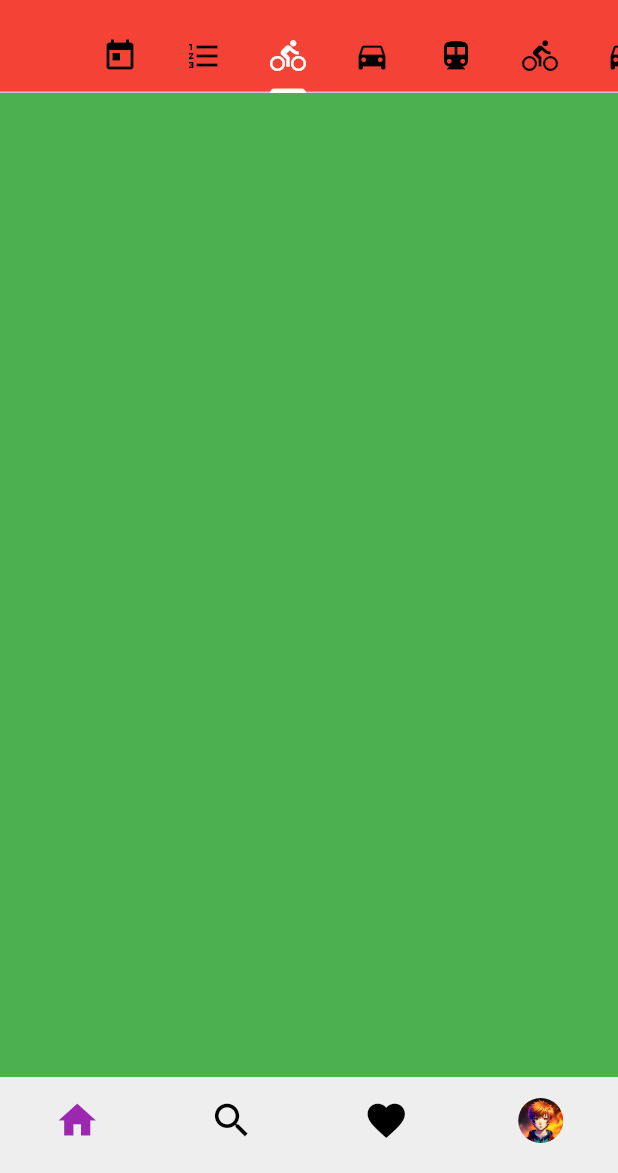
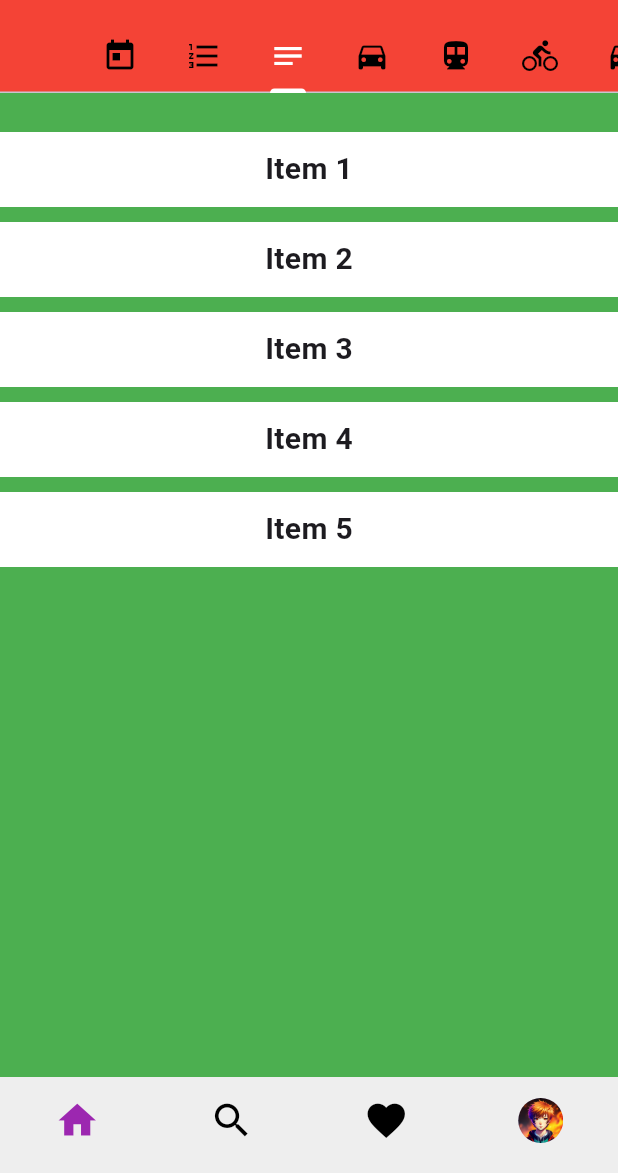
Before and after one commit to ManuViola77/hello_world_flutter, a Flutter app: the screen it shows after launch, tab 3 chosen, on a phone screen of 412 x 824 dp, the part 63-1236 px from its top. Run offline on Flutter 3.47's test engine with Material 3 defaults, Android fonts, the phone set to English and light mode, and no system bars.

Commit message:
feat: dismissible list

```diff
--- a/lib/main.dart
+++ b/lib/main.dart
@@ -207,7 +207,7 @@ class HomePage extends StatelessWidget {
                 tabs: const [
                   Tab(icon: Icon(Icons.today)),
                   Tab(icon: Icon(Icons.format_list_numbered)),
-                  Tab(icon: Icon(Icons.directions_bike)),
+                  Tab(icon: Icon(Icons.notes)),
                   Tab(icon: Icon(Icons.directions_car)),
                   Tab(icon: Icon(Icons.directions_transit)),
                   Tab(icon: Icon(Icons.directions_bike)),
@@ -224,7 +224,7 @@ class HomePage extends StatelessWidget {
                 children: [
                   CalendarPage(),
                   StepperPage(),
-                  Container(color: Colors.green),
+                  DismissibleList(),
                   Container(color: Colors.indigo),
                   Container(color: Colors.blue),
                   Container(color: Colors.green),
@@ -394,6 +394,103 @@ class _StepperPageState extends State<StepperPage> {
           onStepTapped: (step) => setState(() => _currentStep = step),
         ),
       ),
+    );
+  }
+}
+
+class DismissibleList extends StatefulWidget {
+  const DismissibleList({super.key});
+
+  @override
+  State<DismissibleList> createState() => _DismissibleListState();
+}
+
+class _DismissibleListState extends State<DismissibleList> {
+  final List<String> _items = ['Item 1', 'Item 2', 'Item 3', 'Item 4', 'Item 5'];
+
+  @override
+  Widget build(BuildContext context) {
+    return Container(
+      color: Colors.green,
+      child: ListView.builder(
+        itemCount: _items.length,
+        padding: const EdgeInsets.symmetric(vertical: 16),
+        itemBuilder: (context, index) {
+          return Dismissible(
+            onDismissed: (direction) {
+              setState(() {
+                _items.removeAt(index);
+              });
+            },
+            confirmDismiss: (direction) async {
+              if(direction == DismissDirection.startToEnd) {
+                return await showDialog<bool>(
+                  context: context,
+                  builder: (context) => AlertDialog(
+                    title: Text('Eliminar'),
+                    content: Text('¿Estás seguro de querer eliminar este item?'),
+                    actions: [
+                      TextButton(onPressed: () => Navigator.pop(context, true), child: Text('Si')),
+                      TextButton(onPressed: () => Navigator.pop(context, false), child: Text('No')),
+                    ],
+                  )
+                );
+              } else {
+                return await showDialog<bool>(
+                  context: context,
+                  builder: (context) => AlertDialog(
+                    title: Text('Guardar'),
+                    content: Text('¿Estás seguro de querer guardar este item?'),
+                    actions: [
+                      TextButton(onPressed: () => Navigator.pop(context, true), child: Text('Si')),
+                      TextButton(onPressed: () => Navigator.pop(context, false), child: Text('No')),
+                    ],
+                  )
+                );
+              }
+            },
+            background: Container(
+              color: Colors.red,
+              height: 50,
+              margin: const EdgeInsets.only(top: 10),
+              child: const Align(
+                alignment: Alignment.centerLeft,
+                child: Padding(
+                  padding: EdgeInsets.only(left: 16),
+                  child: Icon(Icons.delete, color: Colors.white),
+                ),
+              ),
+            ),
+            secondaryBackground: Container(
+              color: Colors.pink,
+              height: 50,
+              margin: const EdgeInsets.only(top: 10),
+              child: const Align(
+                alignment: Alignment.centerRight,
+                child: Padding(
+                  padding: EdgeInsets.only(right: 16),
+                  child: Icon(Icons.check, color: Colors.white),
+                ),
+              ),
+            ),
+            key: ValueKey<String>(_items[index]),
+            child: Container(
+              color: Colors.white,
+              margin: const EdgeInsets.only(top: 10),
+              height: 50,
+              child: Center(
+                child: Text(
+                  _items[index],
+                  style: const TextStyle(
+                    fontSize: 20,
+                    fontWeight: FontWeight.bold,
+                  ),
+                )
+              )
+            )
+          );
+        },
+      )
     );
   }
 }
```
